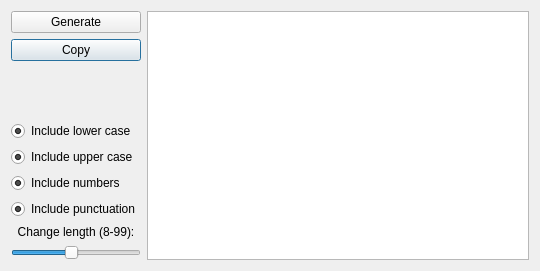
This is resources/passwordGenerator.ui in GeorgeHoneywood/pastword as Qt 5 draws it before an edit. The edited form follows.
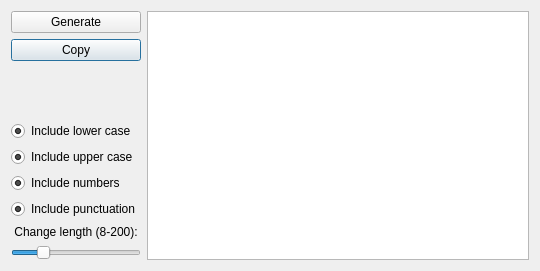
This is the edited form. Icons and pictures are not drawn.

Commit message: increase maximum password length

Patch:
```diff
--- a/resources/passwordGenerator.ui
+++ b/resources/passwordGenerator.ui
@@ -35,6 +35,9 @@
      <property name="minimum">
       <number>8</number>
      </property>
+     <property name="maximum">
+      <number>200</number>
+     </property>
      <property name="singleStep">
       <number>2</number>
      </property>
@@ -49,7 +52,7 @@
    <item row="12" column="0">
     <widget class="QLabel" name="label">
      <property name="text">
-      <string>Change length (8-99):</string>
+      <string>Change length (8-200):</string>
      </property>
      <property name="alignment">
       <set>Qt::AlignCenter</set>
```
The commit also changes 1 other file.
